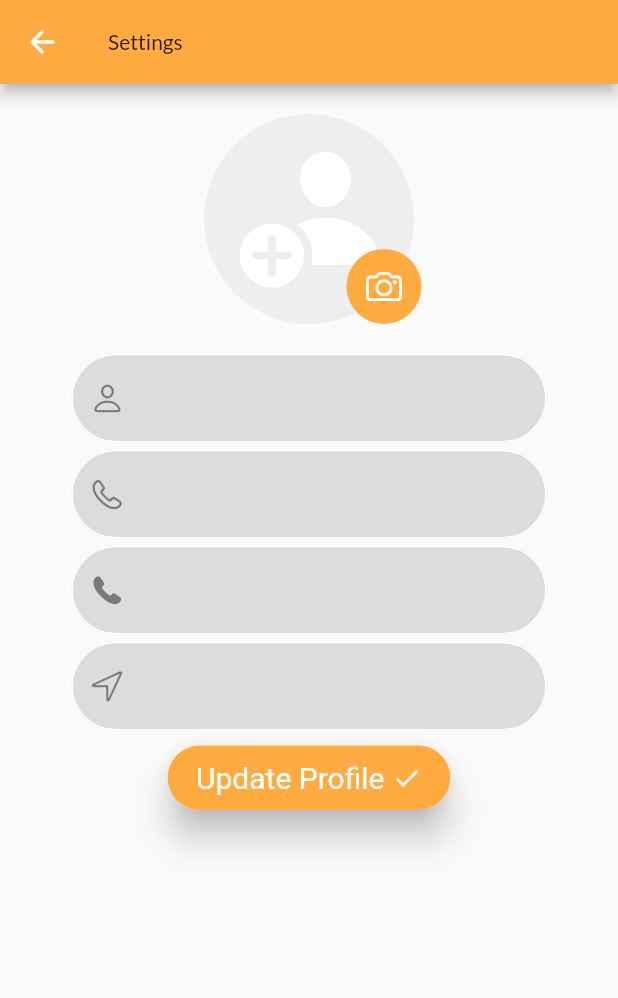
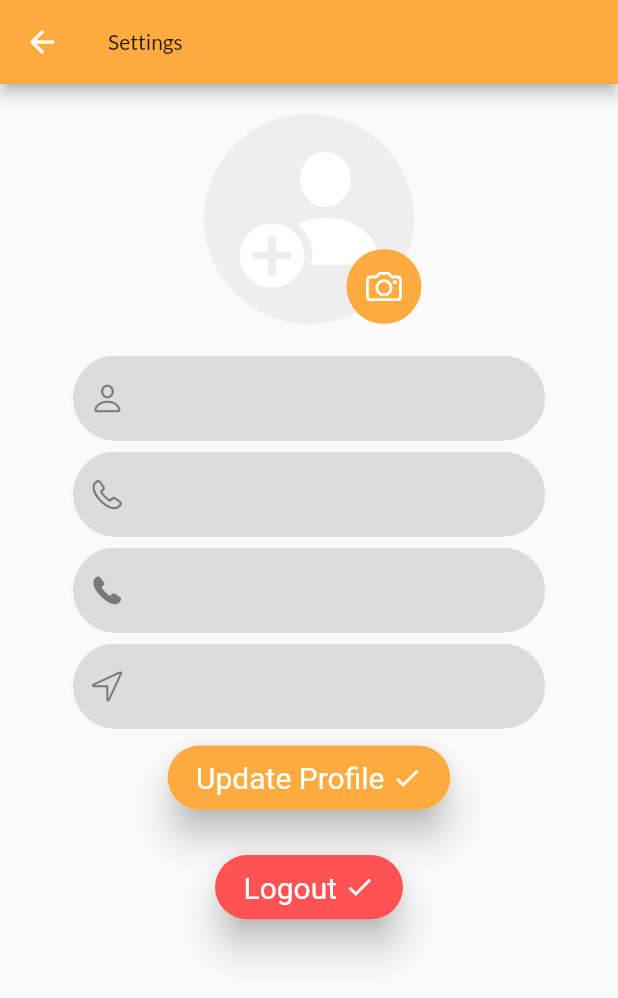
Before and after one commit to pikupooh/Shop-App, a Flutter app: the screen it shows once a user with an empty profile is signed in, after a tap on an icon or button, on a phone screen of 412 x 824 dp. Shown: the top 998 px of the screen. Run offline on Flutter 3.47's test engine with Material 2 defaults, Android fonts, the phone set to English and light mode, and no system bars; our stand-ins replace cloud_firestore, firebase_auth, fluttertoast, google_fonts; accounts and stored records are empty; Roboto replaces fonts that are missing (Questrial).

Commit message:
added product_list

```diff
--- a/lib/Models/categories.dart
+++ b/lib/Models/categories.dart
@@ -3,7 +3,7 @@ import 'package:cloud_firestore/cloud_firestore.dart';
 class Category{
   String name ;
   Category({this.name});
-  factory Category.fromFirebae(DocumentSnapshot doc){
+  factory Category.fromFirebase(DocumentSnapshot doc){
     return Category(name: doc.data['category']) ;
   }
 }
--- a/lib/Pages/home_page.dart
+++ b/lib/Pages/home_page.dart
@@ -1,9 +1,6 @@
 import 'package:flutter/cupertino.dart';
 import 'package:flutter/material.dart';
-import 'package:provider/provider.dart';
-import 'package:shop_app/Models/user.dart';
 import 'package:shop_app/Pages/profile_page.dart';
-import 'package:shop_app/Services/auth.dart';
 import 'package:shop_app/Widgets/category_list.dart';
 import 'package:shop_app/Widgets/product_list.dart';
 import 'package:shop_app/reusables/constants.dart';
@@ -22,7 +19,6 @@ class _HomePageState extends State<HomePage> {
   }
   @override
   Widget build(BuildContext context) {
-    final user = Provider.of<User>(context);
     return Scaffold(
         backgroundColor: Colors.white,
         appBar: AppBar(
@@ -116,14 +112,7 @@ class _HomePageState extends State<HomePage> {
               CatergoryList(),
               SizedBox(height: 20),
               ProductList(currentCategory: currentCategory,),
-              Center(
-                child: RaisedButton(
-                  child: Text(user.phone),
-                  onPressed: () {
-                    AuthServices().signOut();
-                  },
-                ),
-              ),
+              SizedBox(height: 30,),
             ],
           ),
         ));
--- a/lib/Pages/profile_page.dart
+++ b/lib/Pages/profile_page.dart
@@ -2,6 +2,7 @@ import 'package:flutter/cupertino.dart';
 import 'package:flutter/material.dart';
 import 'package:provider/provider.dart';
 import 'package:shop_app/Models/user.dart';
+import 'package:shop_app/Services/auth.dart';
 import 'package:shop_app/Services/database.dart';
 import 'package:shop_app/reusables/components.dart';
 import 'package:shop_app/reusables/constants.dart';
@@ -125,6 +126,21 @@ class _ProfilePageState extends State<ProfilePage> {
               icon: Icons.done,
             ),
           ),
+          SizedBox(height: 30,),
+          Material(
+            shape:
+                RoundedRectangleBorder(borderRadius: BorderRadius.circular(50)),
+            elevation: 10,
+            child: Buttons(
+              buttonColor: Colors.redAccent,
+              text: "Logout",
+              icon: Icons.done,
+              onTap: (){
+                Navigator.pop(context);
+                AuthServices().signOut();
+              },
+            ),
+          ),
           SizedBox(height: 30,)
         ],
       ),
--- a/lib/Services/database.dart
+++ b/lib/Services/database.dart
@@ -26,7 +26,7 @@ class DatabaseServices {
 
   Stream<List<Category>> getCateries() {
     var ref = _db.collection('Categories').snapshots();
-    return ref.map((list) => list.documents.map((item) => Category.fromFirebae(item)).toList());
+    return ref.map((list) => list.documents.map((item) => Category.fromFirebase(item)).toList());
   }
 
   Stream<List<Product>> getProducts(){
--- a/lib/Widgets/product_list.dart
+++ b/lib/Widgets/product_list.dart
@@ -15,37 +15,30 @@ class _ProductListState extends State<ProductList> {
     return _buildProducts();
   }
 
-  Widget _buildProducts(){
+  Widget _buildProducts() {
     return StreamBuilder(
       stream: DatabaseServices().getProducts(),
-      builder: (context, snap){
+      builder: (context, snap) {
         List<Product> products = snap.data;
-        if (snap.hasData) return _buildProductList(products); //_buildCategoryList(snap.data.documents);
-          return Text("Loading");
+        if (snap.hasData) return _buildProductList(products);
+        return Text("Loading");
       },
-    ) ;
+    );
   }
 
   Widget _buildProductList(List<Product> snapshot) {
-    return ListView(
-      children: snapshot
-          .map((data) => _buildProductListItem(context, data))
-          .toList(),
+    return Container(
+      height: 305,
+      child: ListView(
+        children: snapshot
+            .map((data) => _buildProductListItem(context, data))
+            .toList(),
+      ),
     );
   }
 
   Widget _buildProductListItem(BuildContext context, Product doc) {
-    return Container(
-      height: 30,
-      width: 100,
-      child: Stack(
-        children: <Widget>[
-          // TODO UI
-          Positioned(
-            height: 20,
-            child: Text(doc.name),
-          ),
-        ],
-      ));
+    // TODO UI
+    return Text(doc.name);
   }
 }
```
